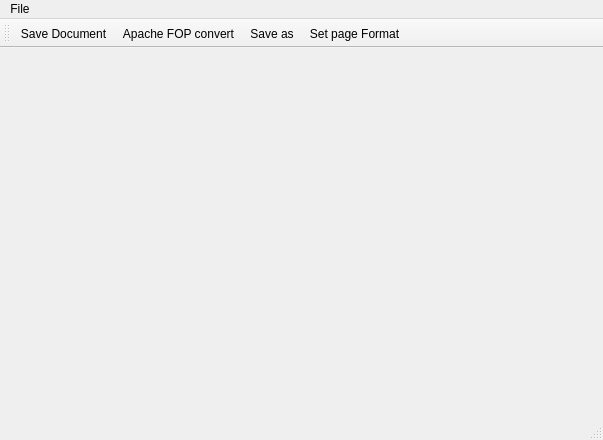
Above: fop_miniscribus.2.0.0/src/ui/gmain.ui from google-code-export/fop-miniscribus before the change. Below: the same form after it.
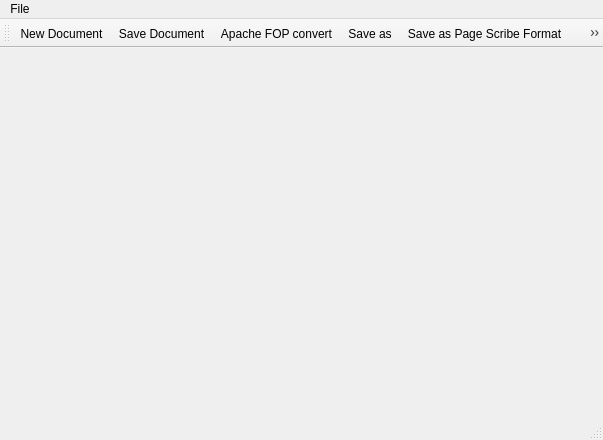
That is the form after the change. Icons and pictures are not drawn.

What changed in the file:
```diff
--- a/fop_miniscribus.2.0.0/src/ui/gmain.ui
+++ b/fop_miniscribus.2.0.0/src/ui/gmain.ui
@@ -46,9 +46,12 @@
    <attribute name="toolBarBreak" >
     <bool>false</bool>
    </attribute>
+   <addaction name="actionNewDoc" />
    <addaction name="actionGenralSave" />
    <addaction name="convertFop" />
    <addaction name="actionSaveAs" />
+   <addaction name="savescribePage" />
+   <addaction name="openScribe" />
    <addaction name="pagereformat" />
   </widget>
   <action name="actionExit" >
@@ -105,6 +108,33 @@
     <string>Apache FOP convert</string>
    </property>
   </action>
+  <action name="savescribePage" >
+   <property name="icon" >
+    <iconset resource="../osApplication.qrc" >
+     <normaloff>:/img/wp_save.png</normaloff>:/img/wp_save.png</iconset>
+   </property>
+   <property name="text" >
+    <string>Save as Page Scribe Format</string>
+   </property>
+  </action>
+  <action name="openScribe" >
+   <property name="icon" >
+    <iconset resource="../osApplication.qrc" >
+     <normaloff>:/img/wp_open.png</normaloff>:/img/wp_open.png</iconset>
+   </property>
+   <property name="text" >
+    <string>Open Scribe Page Format</string>
+   </property>
+  </action>
+  <action name="actionNewDoc" >
+   <property name="icon" >
+    <iconset resource="../osApplication.qrc" >
+     <normaloff>:/img/edit.png</normaloff>:/img/edit.png</iconset>
+   </property>
+   <property name="text" >
+    <string>New Document</string>
+   </property>
+  </action>
  </widget>
  <resources>
   <include location="../osApplication.qrc" />
```
Left out of the diff: 4 changed lines with no effect on the pictures.
